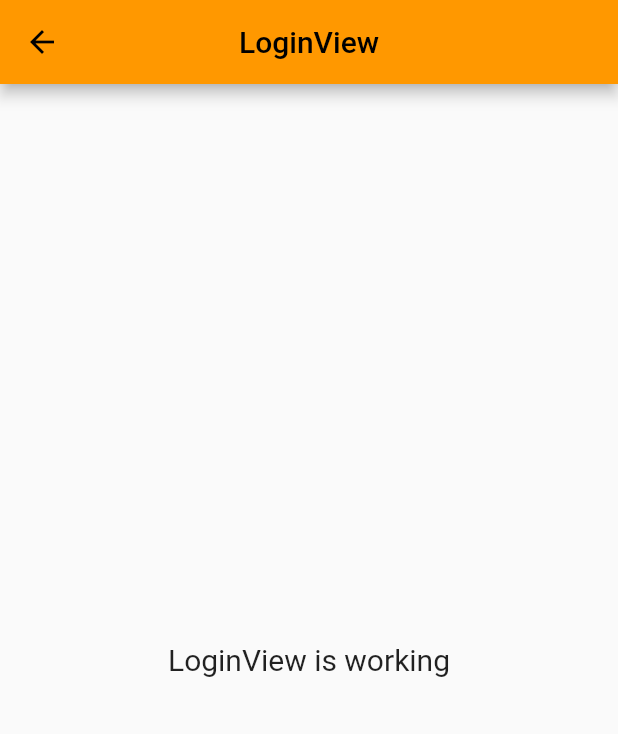
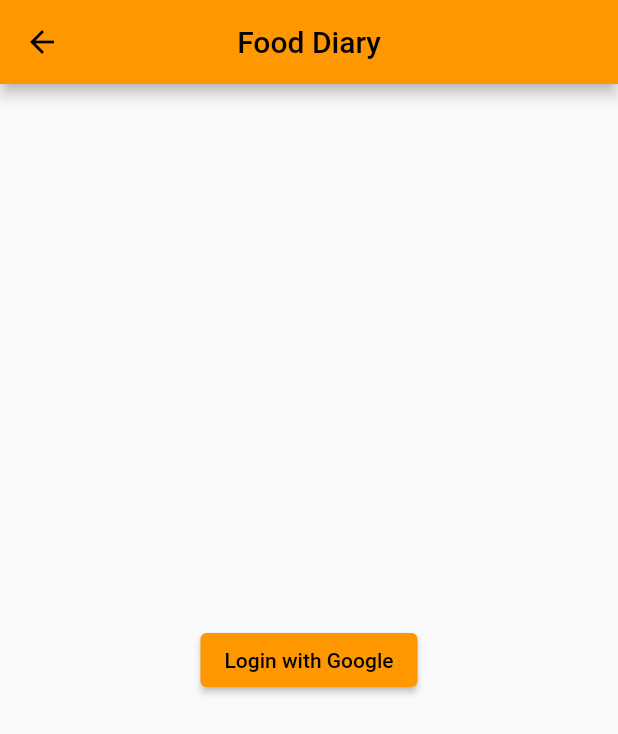
Before and after one commit to hrithikwins/food_diary, a Flutter app: the LoginView screen opened by its route, on a phone screen of 412 x 824 dp. Shown: the top 734 px of the screen. Run offline on Flutter 3.47's test engine with Material 2 defaults, Android fonts, the light colour scheme and no system bars; our stand-ins replace firebase_auth, firebase_core, get, get_storage, google_sign_in, velocity_x; accounts and stored records are empty.

Commit message:
google login setup done

```diff
--- a/lib/app/modules/login/login.view.dart
+++ b/lib/app/modules/login/login.view.dart
@@ -9,15 +9,24 @@ class LoginView extends GetView<LoginController> {
   Widget build(BuildContext context) {
     return Scaffold(
       appBar: AppBar(
-        title: Text('LoginView'),
+        title: Text('Food Diary'),
         centerTitle: true,
       ),
+      //login with google
       body: Center(
-        child: Text(
-          'LoginView is working',
-          style: TextStyle(fontSize: 20),
+        child: ElevatedButton(
+          child: Text('Login with Google'),
+          onPressed: () {
+            controller.loginWithGoogle();
+          },
         ),
       ),
+      // body: Center(
+      //   child: Text(
+      //     'LoginView is working',
+      //     style: TextStyle(fontSize: 20),
+      //   ),
+      // ),
     );
   }
 }
--- a/lib/app/modules/splash/splash.view.dart
+++ b/lib/app/modules/splash/splash.view.dart
@@ -8,13 +8,9 @@ class SplashView extends GetView<SplashController> {
   @override
   Widget build(BuildContext context) {
     return Scaffold(
-      appBar: AppBar(
-        title: Text('SplashView'),
-        centerTitle: true,
-      ),
       body: Center(
         child: Text(
-          'SplashView is working',
+          'Welcome to Food Dairy',
           style: TextStyle(fontSize: 20),
         ),
       ),
--- a/lib/app/routes/app_pages.dart
+++ b/lib/app/routes/app_pages.dart
@@ -16,7 +16,7 @@ part 'app_routes.dart';
 class AppPages {
   AppPages._();
 
-  static const INITIAL = Routes.HOME;
+  static const INITIAL = Routes.SPLASH;
 
   static final routes = [
     GetPage(
--- a/pubspec.yaml
+++ b/pubspec.yaml
@@ -7,9 +7,13 @@ environment:
 
 dependencies:
   cupertino_icons: ^1.0.2
-  firebase_core: ^1.13.1
+  firebase_core: 1.13.1
   velocity_x: 3.4.0
   get: 4.6.1
+  get_storage: 2.0.3
+  firebase_auth: 3.3.9
+  google_sign_in: 5.2.4
+  http: 0.13.4
   flutter:
     sdk: flutter
 
```
Also changed, not shown: lib/app/modules/login/login.controller.dart (+64 -0 lines), lib/app/modules/splash/splash.binding.dart (+4 -3 lines), lib/app/modules/splash/splash.controller.dart (+10 -0 lines), lib/main.dart (+8 -1 lines), pubspec.lock, 1 other file.
